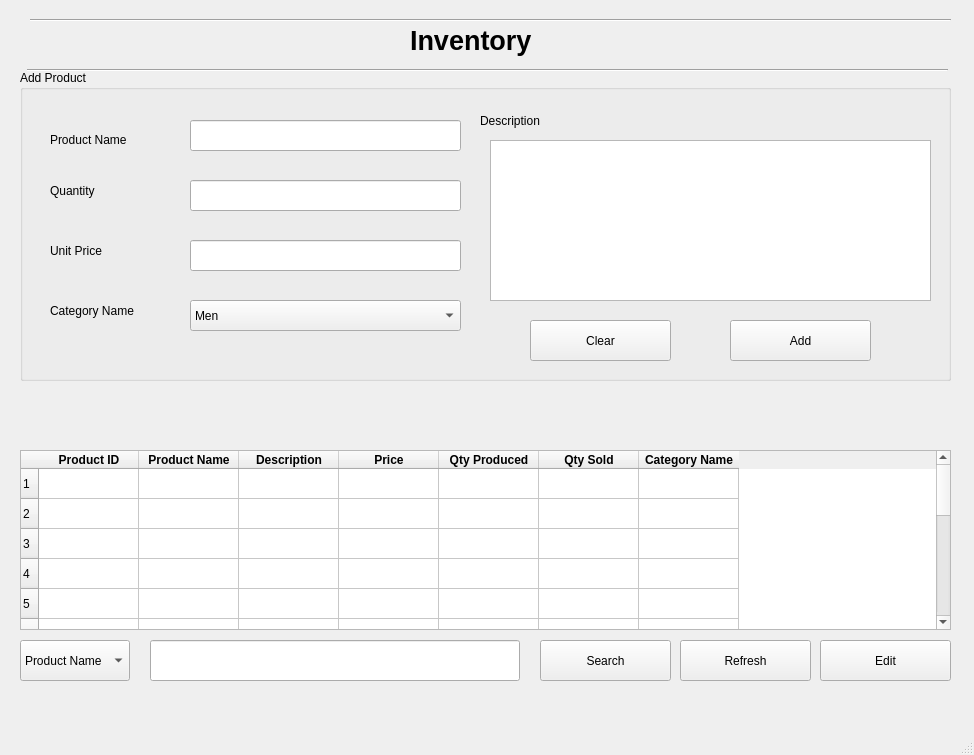
Old version of the form Screens/Products.ui in the repository basil-ali-khan/Inventory-Management-System.
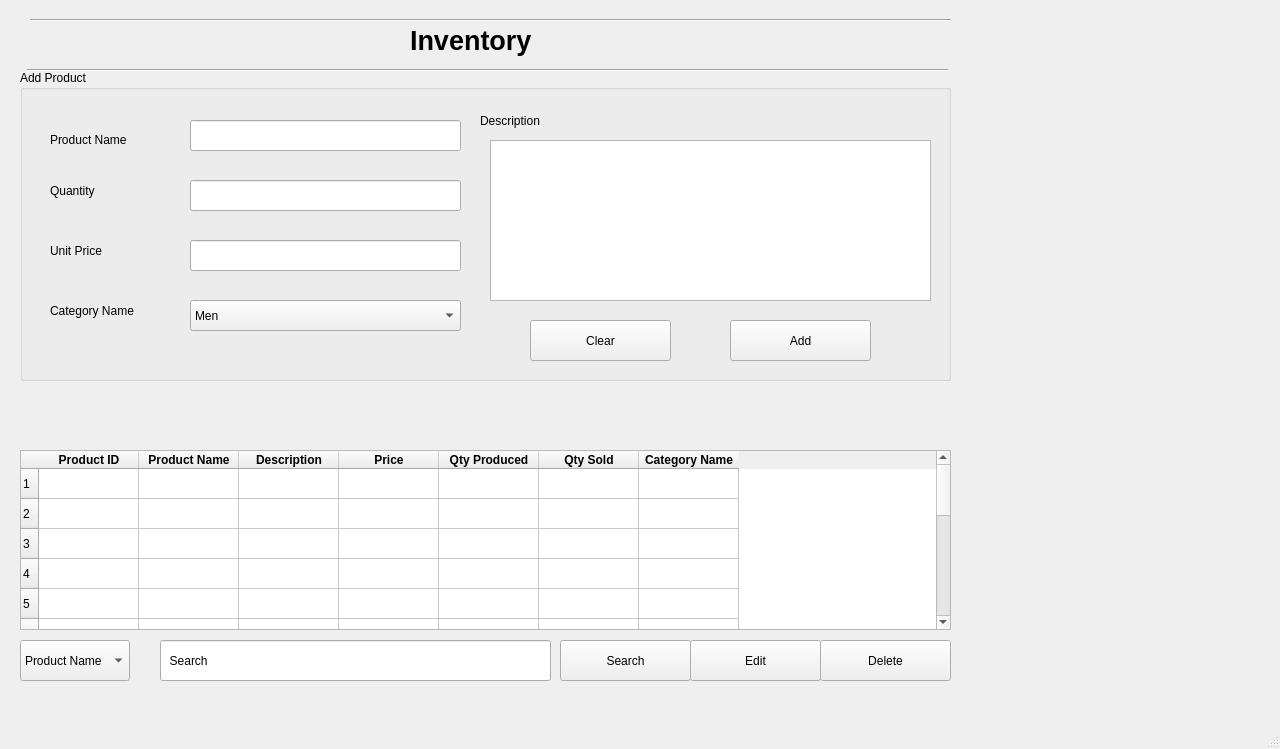
New version of the form.

Diff of the .ui file:
```diff
--- a/Screens/Products.ui
+++ b/Screens/Products.ui
@@ -6,8 +6,8 @@
    <rect>
     <x>0</x>
     <y>0</y>
-    <width>974</width>
-    <height>755</height>
+    <width>1280</width>
+    <height>749</height>
    </rect>
   </property>
   <property name="windowTitle">
@@ -77,23 +77,20 @@
    <widget class="QLineEdit" name="searchProductValue">
     <property name="geometry">
      <rect>
-      <x>150</x>
+      <x>160</x>
       <y>640</y>
-      <width>370</width>
+      <width>391</width>
       <height>41</height>
      </rect>
     </property>
     <property name="text">
-     <string/>
-    </property>
-    <property name="placeholderText">
-     <string extracomment="Search"/>
+     <string>  Search</string>
     </property>
    </widget>
    <widget class="QPushButton" name="editProductButton">
     <property name="geometry">
      <rect>
-      <x>820</x>
+      <x>690</x>
       <y>640</y>
       <width>131</width>
       <height>41</height>
@@ -324,7 +321,7 @@
    <widget class="QPushButton" name="searchProductButton">
     <property name="geometry">
      <rect>
-      <x>540</x>
+      <x>560</x>
       <y>640</y>
       <width>131</width>
       <height>41</height>
@@ -499,14 +496,14 @@
    <widget class="QPushButton" name="refreshButton">
     <property name="geometry">
      <rect>
-      <x>680</x>
+      <x>820</x>
       <y>640</y>
       <width>131</width>
       <height>41</height>
      </rect>
     </property>
     <property name="text">
-     <string>Refresh</string>
+     <string>Delete</string>
     </property>
    </widget>
   </widget>
```
Left out of the diff: 4 changed lines with no effect on the pictures.
